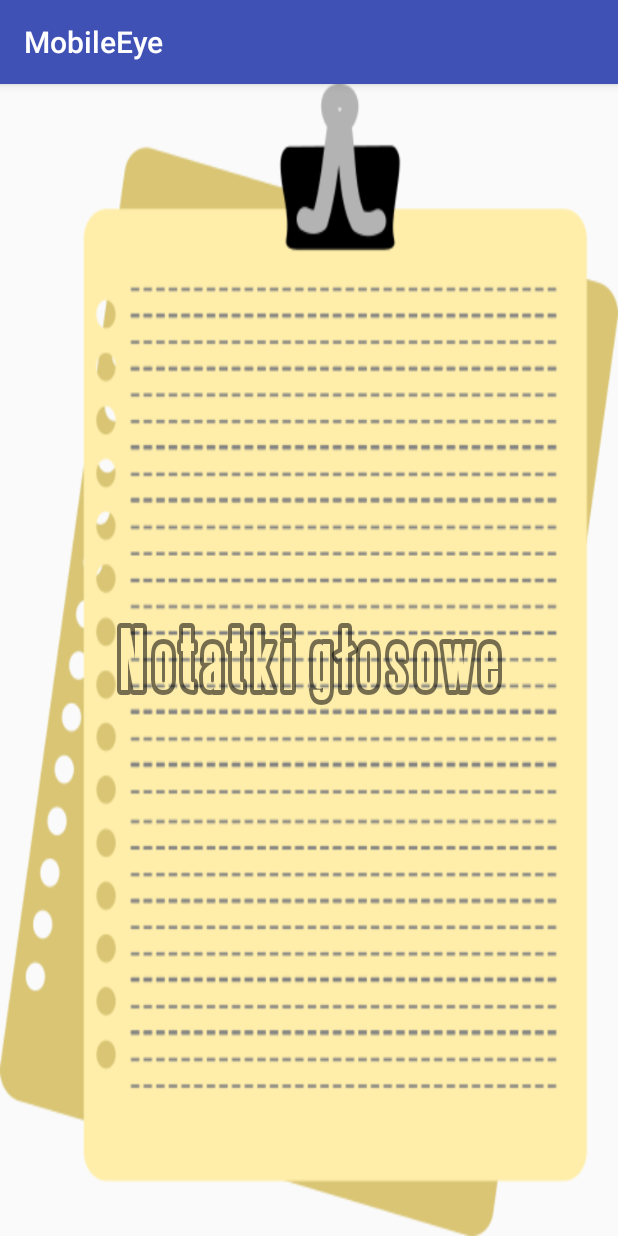
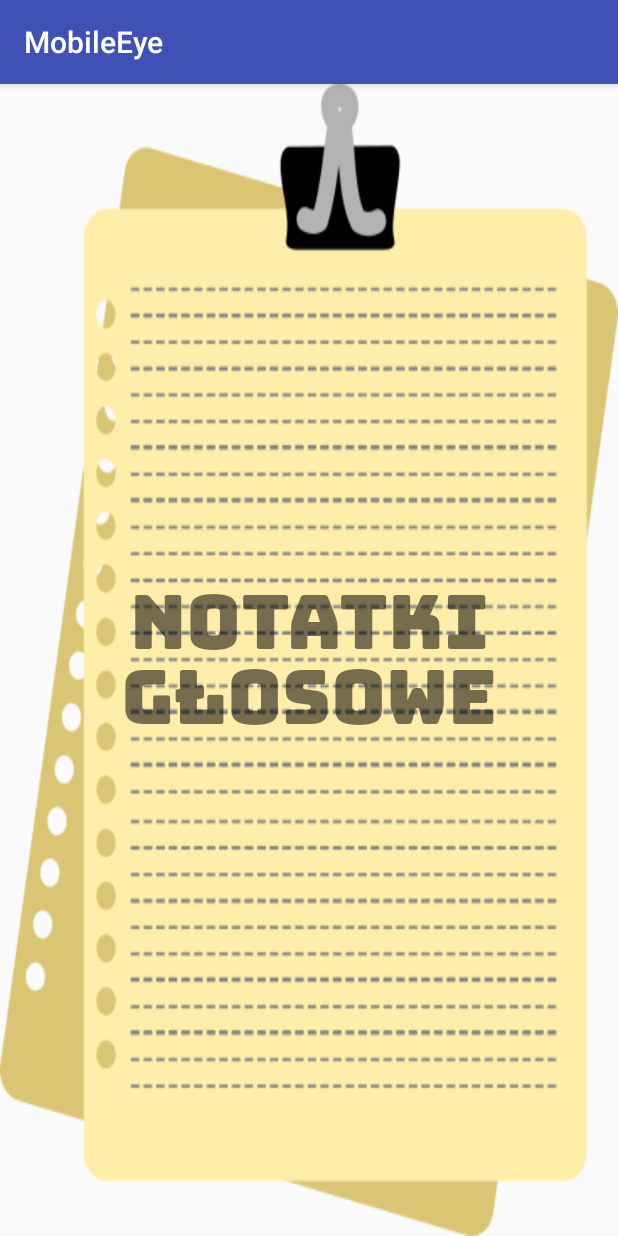
Before and after one commit to IzabelaW/MobileEye, an Android app: the screen it shows after launch (MenuActivity), on a phone screen of 412 x 824 dp. Run offline under Robolectric (Android 15) with nearby library versions, the phone set to English and light mode, and no system bars.

Commit message:
new font, background in numbers and places

```diff
--- a/app/src/main/java/mobileeye/mobileeye/FavouriteNumbers/FavouriteNumbersActivity.java
+++ b/app/src/main/java/mobileeye/mobileeye/FavouriteNumbers/FavouriteNumbersActivity.java
@@ -1,6 +1,7 @@
 package mobileeye.mobileeye.FavouriteNumbers;
 
 import android.Manifest;
+import android.content.Context;
 import android.content.Intent;
 import android.content.pm.PackageManager;
 import android.net.Uri;
@@ -88,6 +89,8 @@ public class FavouriteNumbersActivity extends AppCompatActivity implements Reade
             }
         }, 500);
 
+        Images.setNextImg( 1, infoTextView, this);
+
     }
 
     @Override
--- a/app/src/main/res/layout/activity_adding_new_note.xml
+++ b/app/src/main/res/layout/activity_adding_new_note.xml
@@ -16,7 +16,7 @@
         android:layout_weight="1"
         android:text="Tryb: dodawanie notatki"
         android:background="@drawable/dodaj"
-        android:fontFamily="@font/steelfish_outline1"
+        android:fontFamily="@font/my_font"
         android:textSize="50sp" />
 
 </LinearLayout>
--- a/app/src/main/res/layout/activity_deleting_note.xml
+++ b/app/src/main/res/layout/activity_deleting_note.xml
@@ -15,7 +15,7 @@
         android:gravity="center"
         android:layout_weight="1"
         android:text="Tryb: usuwanie notatek"
-        android:fontFamily="@font/steelfish_outline1"
+        android:fontFamily="@font/my_font"
         android:textSize="50sp" />
 
 </LinearLayout>
--- a/app/src/main/res/layout/activity_favourite_numbers.xml
+++ b/app/src/main/res/layout/activity_favourite_numbers.xml
@@ -13,7 +13,7 @@
         android:layout_height="match_parent"
         android:gravity="center"
         android:layout_weight="1"
-        android:fontFamily="@font/steelfish_outline1"
+        android:fontFamily="@font/my_font"
         android:textSize="50sp" />
 
 </android.support.constraint.ConstraintLayout>
--- a/app/src/main/res/layout/activity_listening_note.xml
+++ b/app/src/main/res/layout/activity_listening_note.xml
@@ -15,7 +15,7 @@
         android:background="@drawable/przegladaj"
         android:layout_weight="1"
         android:text="Tryb: odsłuchiwanie notatek"
-        android:fontFamily="@font/steelfish_outline1"
+        android:fontFamily="@font/my_font"
         android:textSize="50sp" />
 
 </LinearLayout>
--- a/app/src/main/res/layout/activity_menu.xml
+++ b/app/src/main/res/layout/activity_menu.xml
@@ -10,14 +10,14 @@
 
 
     <TextView
-        android:background="@drawable/notatki_glosowe"
         android:id="@+id/optionTextView"
         android:layout_width="match_parent"
         android:layout_height="match_parent"
+        android:layout_weight="1"
+        android:background="@drawable/notatki_glosowe"
+        android:fontFamily="@font/my_font"
         android:gravity="center"
-        android:layout_weight="1"
         android:text="Displayed text"
-        android:fontFamily="@font/steelfish_outline1"
-        android:textSize="50sp"/>
+        android:textSize="50sp" />
 
 </LinearLayout>
--- a/app/src/main/res/layout/activity_voice_notes.xml
+++ b/app/src/main/res/layout/activity_voice_notes.xml
@@ -13,7 +13,7 @@
         android:layout_height="match_parent"
         android:gravity="center"
         android:layout_weight="1"
-        android:fontFamily="@font/steelfish_outline1"
+        android:fontFamily="@font/my_font"
         android:textSize="50sp" />
 
 </android.support.constraint.ConstraintLayout>
```
